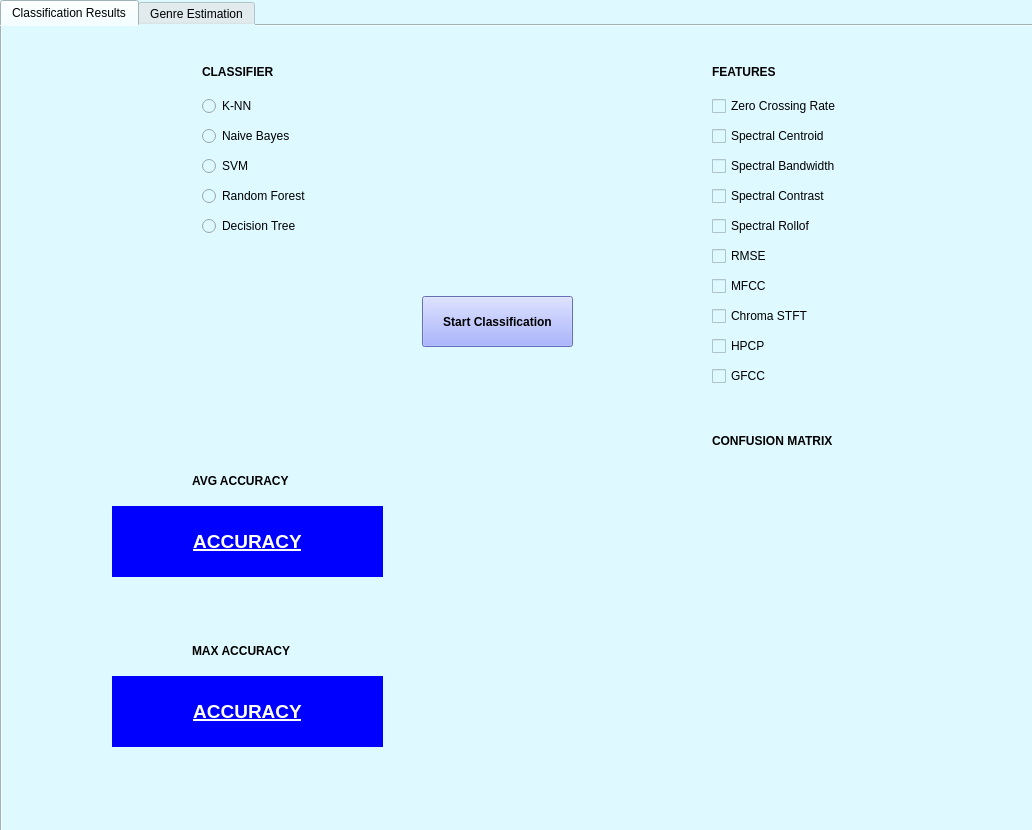
This is arayuzV2.ui in cetekin/signalProcessing as Qt 5 draws it before an edit. The edited form follows.
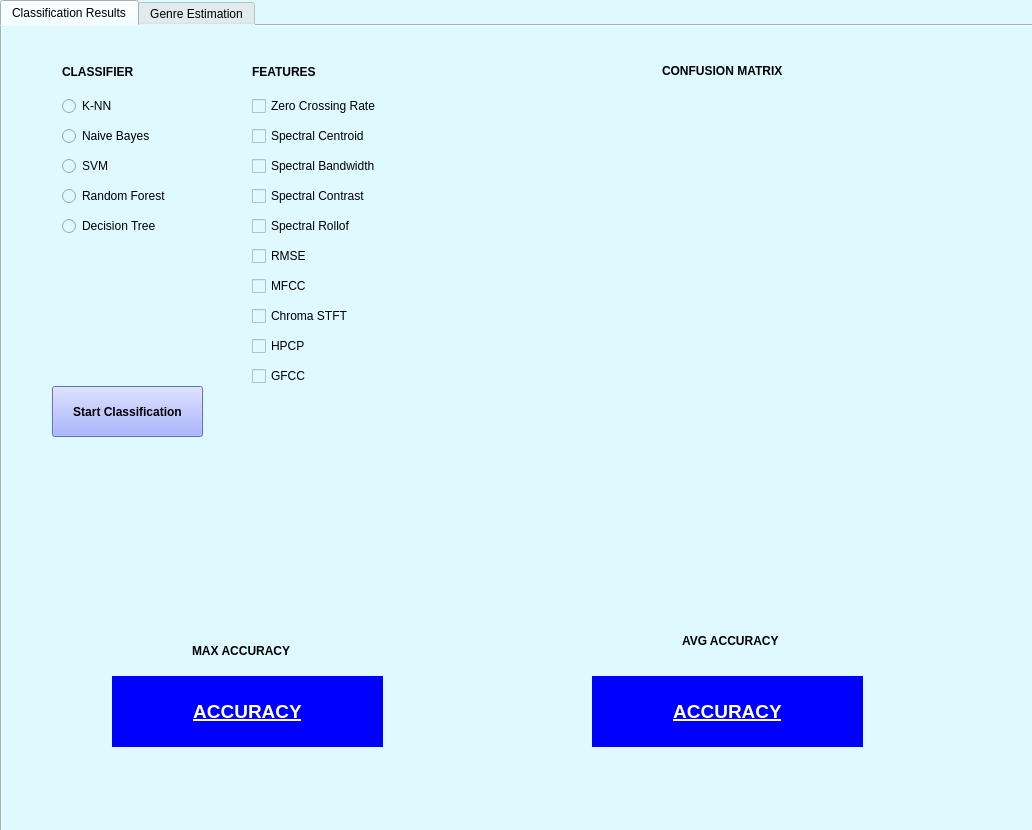
This is the edited form.

Commit message: program is nearly completed

Patch:
```diff
--- a/arayuzV2.ui
+++ b/arayuzV2.ui
@@ -54,7 +54,7 @@
      <widget class="QRadioButton" name="rb_knn">
       <property name="geometry">
        <rect>
-        <x>200</x>
+        <x>60</x>
         <y>70</y>
         <width>95</width>
         <height>20</height>
@@ -67,7 +67,7 @@
      <widget class="QRadioButton" name="rb_naive_bayes">
       <property name="geometry">
        <rect>
-        <x>200</x>
+        <x>60</x>
         <y>100</y>
         <width>95</width>
         <height>20</height>
@@ -80,7 +80,7 @@
      <widget class="QLabel" name="label_5">
       <property name="geometry">
        <rect>
-        <x>200</x>
+        <x>60</x>
         <y>30</y>
         <width>91</width>
         <height>31</height>
@@ -99,7 +99,7 @@
      <widget class="QRadioButton" name="rb_random_forest">
       <property name="geometry">
        <rect>
-        <x>200</x>
+        <x>60</x>
         <y>160</y>
         <width>121</width>
         <height>20</height>
@@ -112,7 +112,7 @@
      <widget class="QRadioButton" name="rb_svm">
       <property name="geometry">
        <rect>
-        <x>200</x>
+        <x>60</x>
         <y>130</y>
         <width>95</width>
         <height>20</height>
@@ -125,7 +125,7 @@
      <widget class="QLabel" name="label_4">
       <property name="geometry">
        <rect>
-        <x>710</x>
+        <x>250</x>
         <y>30</y>
         <width>91</width>
         <height>31</height>
@@ -144,7 +144,7 @@
      <widget class="QCheckBox" name="cb_zcr">
       <property name="geometry">
        <rect>
-        <x>710</x>
+        <x>250</x>
         <y>70</y>
         <width>141</width>
         <height>20</height>
@@ -157,7 +157,7 @@
      <widget class="QCheckBox" name="cb_spec_cen">
       <property name="geometry">
        <rect>
-        <x>710</x>
+        <x>250</x>
         <y>100</y>
         <width>131</width>
         <height>20</height>
@@ -170,7 +170,7 @@
      <widget class="QCheckBox" name="cb_rmse">
       <property name="geometry">
        <rect>
-        <x>710</x>
+        <x>250</x>
         <y>220</y>
         <width>81</width>
         <height>20</height>
@@ -183,7 +183,7 @@
      <widget class="QCheckBox" name="cb_spec_con">
       <property name="geometry">
        <rect>
-        <x>710</x>
+        <x>250</x>
         <y>160</y>
         <width>131</width>
         <height>20</height>
@@ -196,7 +196,7 @@
      <widget class="QCheckBox" name="cb_spec_ban">
       <property name="geometry">
        <rect>
-        <x>710</x>
+        <x>250</x>
         <y>130</y>
         <width>141</width>
         <height>20</height>
@@ -209,7 +209,7 @@
      <widget class="QCheckBox" name="cb_chroma_stft">
       <property name="geometry">
        <rect>
-        <x>710</x>
+        <x>250</x>
         <y>280</y>
         <width>111</width>
         <height>20</height>
@@ -222,7 +222,7 @@
      <widget class="QCheckBox" name="cb_spec_rollof">
       <property name="geometry">
        <rect>
-        <x>710</x>
+        <x>250</x>
         <y>190</y>
         <width>111</width>
         <height>20</height>
@@ -235,7 +235,7 @@
      <widget class="QCheckBox" name="cb_mfcc">
       <property name="geometry">
        <rect>
-        <x>710</x>
+        <x>250</x>
         <y>250</y>
         <width>81</width>
         <height>20</height>
@@ -259,8 +259,8 @@
      <widget class="QLabel" name="avg_accuracy_label">
       <property name="geometry">
        <rect>
-        <x>110</x>
-        <y>480</y>
+        <x>590</x>
+        <y>650</y>
         <width>271</width>
         <height>71</height>
        </rect>
@@ -279,10 +279,10 @@
      <widget class="QLabel" name="con_matrix_label">
       <property name="geometry">
        <rect>
-        <x>600</x>
-        <y>450</y>
-        <width>347</width>
-        <height>297</height>
+        <x>496</x>
+        <y>90</y>
+        <width>441</width>
+        <height>351</height>
        </rect>
       </property>
       <property name="minimumSize">
@@ -304,8 +304,8 @@
      <widget class="QLabel" name="label_6">
       <property name="geometry">
        <rect>
-        <x>710</x>
-        <y>400</y>
+        <x>660</x>
+        <y>30</y>
         <width>131</width>
         <height>31</height>
        </rect>
@@ -323,8 +323,8 @@
      <widget class="QLabel" name="label_7">
       <property name="geometry">
        <rect>
-        <x>190</x>
-        <y>440</y>
+        <x>680</x>
+        <y>600</y>
         <width>131</width>
         <height>31</height>
        </rect>
@@ -381,8 +381,8 @@
      <widget class="QPushButton" name="start_classification_button">
       <property name="geometry">
        <rect>
-        <x>420</x>
-        <y>270</y>
+        <x>50</x>
+        <y>360</y>
         <width>151</width>
         <height>51</height>
        </rect>
@@ -400,7 +400,7 @@
      <widget class="QCheckBox" name="cb_hpcp">
       <property name="geometry">
        <rect>
-        <x>710</x>
+        <x>250</x>
         <y>310</y>
         <width>111</width>
         <height>20</height>
@@ -413,7 +413,7 @@
      <widget class="QCheckBox" name="cb_gfcc">
       <property name="geometry">
        <rect>
-        <x>710</x>
+        <x>250</x>
         <y>340</y>
         <width>111</width>
         <height>20</height>
@@ -426,7 +426,7 @@
      <widget class="QRadioButton" name="rb_decision_tree">
       <property name="geometry">
        <rect>
-        <x>200</x>
+        <x>60</x>
         <y>190</y>
         <width>121</width>
         <height>20</height>
```
The commit also changes 2 other files.
